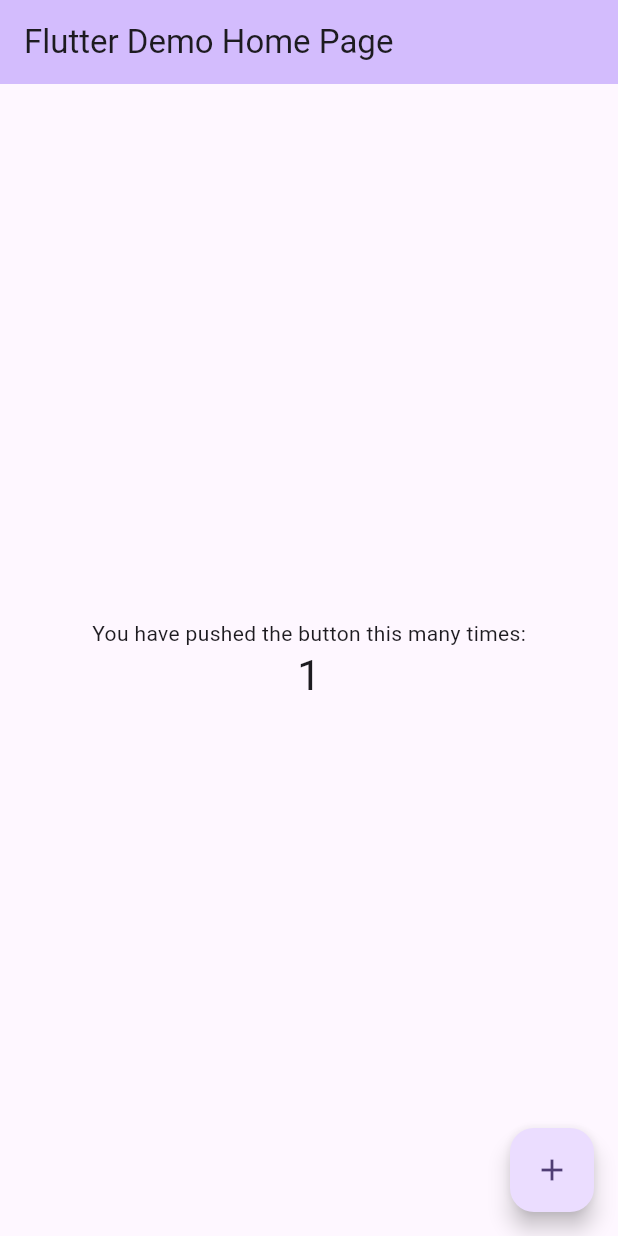
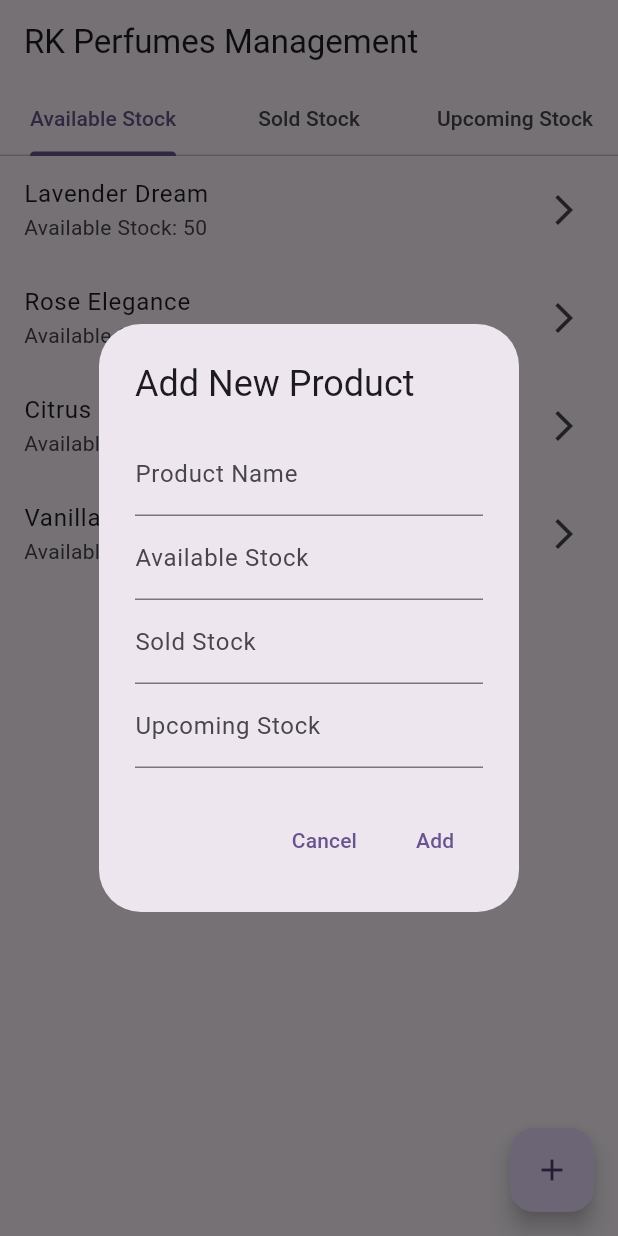
Before and after one commit to could-ai/019a4d49-3e61-77d0-9885-cf05315268d6, a Flutter app: the screen it shows after launch, after a tap on the "add" icon, on a phone screen of 412 x 824 dp. Run offline on Flutter 3.47's test engine with Material 3 defaults, Android fonts, the phone set to English and light mode, and no system bars.

Commit message:
Updated the pubspec.yaml to change the app name to 'rk_perfumes_management_app' and updated the description to reflect the perfume stock management purpose. This ensures the app is properly identified and described for the new functionality.; Completely replaced the main.dart file to set up the app as 'RK Perfumes Management'. This includes importing the new home screen, defining the app class with Material3 theme, and setting the home to the HomeScreen widget. Removed the old counter app logic as it's no longer needed.; Created a new Product model class to represent perfume products. It includes fields for name, available stock, sold stock, and upcoming stock. Added mock data with sample products to demonstrate the app functionality without requiring a database connection yet.; Created the main HomeScreen as a stateful widget with tabbed navigation for Available Stock, Sold Stock, and Upcoming Stock. Each tab displays a list of products showing the relevant stock information. Added a floating action button to open a dialog for adding new products, allowing users to input product name and stock values. This provides the core functionality for managing and viewing stock, with local state management for the product list.

```diff
--- a/usr/lib/main.dart
+++ b/usr/lib/main.dart
@@ -1,120 +1,23 @@
 import 'package:flutter/material.dart';
+import 'screens/home_screen.dart';
 
 void main() {
-  runApp(const MyApp());
+  runApp(const RKPerfumesApp());
 }
 
-class MyApp extends StatelessWidget {
-  const MyApp({super.key});
+class RKPerfumesApp extends StatelessWidget {
+  const RKPerfumesApp({super.key});
 
-  // This widget is the root of your application.
   @override
   Widget build(BuildContext context) {
     return MaterialApp(
-      title: 'Flutter Demo',
+      title: 'RK Perfumes Management',
       debugShowCheckedModeBanner: false,
       theme: ThemeData(
-        // This is the theme of your application.
-        //
-        // TRY THIS: Try running your application with "flutter run". You'll see
-        // the application has a purple toolbar. Then, without quitting the app,
-        // try changing the seedColor in the colorScheme below to Colors.green
-        // and then invoke "hot reload" (save your changes or press the "hot
-        // reload" button in a Flutter-supported IDE, or press "r" if you used
-        // the command line to start the app).
-        //
-        // Notice that the counter didn't reset back to zero; the application
-        // state is not lost during the reload. To reset the state, use hot
-        // restart instead.
-        //
-        // This works for code too, not just values: Most code changes can be
-        // tested with just a hot reload.
         colorScheme: ColorScheme.fromSeed(seedColor: Colors.deepPurple),
+        useMaterial3: true,
       ),
-      home: const MyHomePage(title: 'Flutter Demo Home Page'),
+      home: const HomeScreen(),
     );
   }
 }
-
-class MyHomePage extends StatefulWidget {
-  const MyHomePage({super.key, required this.title});
-
-  // This widget is the home page of your application. It is stateful, meaning
-  // that it has a State object (defined below) that contains fields that affect
-  // how it looks.
-
-  // This class is the configuration for the state. It holds the values (in this
-  // case the title) provided by the parent (in this case the App widget) and
-  // used by the build method of the State. Fields in a Widget subclass are
-  // always marked "final".
-
-  final String title;
-
-  @override
-  State<MyHomePage> createState() => _MyHomePageState();
-}
-
-class _MyHomePageState extends State<MyHomePage> {
-  int _counter = 0;
-
-  void _incrementCounter() {
-    setState(() {
-      // This call to setState tells the Flutter framework that something has
-      // changed in this State, which causes it to rerun the build method below
-      // so that the display can reflect the updated values. If we changed
-      // _counter without calling setState(), then the build method would not be
-      // called again, and so nothing would appear to happen.
-      _counter++;
-    });
-  }
-
-  @override
-  Widget build(BuildContext context) {
-    // This method is rerun every time setState is called, for instance as done
-    // by the _incrementCounter method above.
-    //
-    // The Flutter framework has been optimized to make rerunning build methods
-    // fast, so that you can just rebuild anything that needs updating rather
-    // than having to individually change instances of widgets.
-    return Scaffold(
-      appBar: AppBar(
-        // TRY THIS: Try changing the color here to a specific color (to
-        // Colors.amber, perhaps?) and trigger a hot reload to see the AppBar
-        // change color while the other colors stay the same.
-        backgroundColor: Theme.of(context).colorScheme.inversePrimary,
-        // Here we take the value from the MyHomePage object that was created by
-        // the App.build method, and use it to set our appbar title.
-        title: Text(widget.title),
-      ),
-      body: Center(
-        // Center is a layout widget. It takes a single child and positions it
-        // in the middle of the parent.
-        child: Column(
-          // Column is also a layout widget. It takes a list of children and
-          // arranges them vertically. By default, it sizes itself to fit its
-          // children horizontally, and tries to be as tall as its parent.
-          //
-          // Column has various properties to control how it sizes itself and
-          // how it positions its children. Here we use mainAxisAlignment to
-          // center the children vertically; the main axis here is the vertical
-          // axis because Columns are vertical (the cross axis would be
-          // horizontal).
-          //
-          // TRY THIS: Invoke "debug painting" (choose the "Toggle Debug Paint"
-          // action in the IDE, or press "p" in the console), to see the
-          // wireframe for each widget.
-          mainAxisAlignment: MainAxisAlignment.center,
-          children: <Widget>[
-            const Text('You have pushed the button this many times:'),
-            Text('$_counter', style: Theme.of(context).textTheme.headlineMedium),
-          ],
-        ),
-      ),
-      floatingActionButton: FloatingActionButton(
-        onPressed: _incrementCounter,
-        tooltip: 'Increment',
-        child: const Icon(Icons.add),
-      ), // This trailing comma makes auto-formatting nicer for build methods.
-    );
-  }
-}
--- /dev/null
+++ b/usr/lib/models/product.dart
@@ -0,0 +1,21 @@
+class Product {
+  final String name;
+  final int availableStock;
+  final int soldStock;
+  final int upcomingStock;
+
+  Product({
+    required this.name,
+    required this.availableStock,
+    required this.soldStock,
+    required this.upcomingStock,
+  });
+
+  // Mock data for demonstration
+  static List<Product> mockProducts = [
+    Product(name: 'Lavender Dream', availableStock: 50, soldStock: 20, upcomingStock: 30),
+    Product(name: 'Rose Elegance', availableStock: 40, soldStock: 15, upcomingStock: 25),
+    Product(name: 'Citrus Fresh', availableStock: 60, soldStock: 10, upcomingStock: 20),
+    Product(name: 'Vanilla Bliss', availableStock: 35, soldStock: 25, upcomingStock: 40),
+  ];
+}
--- /dev/null
+++ b/usr/lib/screens/home_screen.dart
@@ -0,0 +1,131 @@
+import 'package:flutter/material.dart';
+import '../models/product.dart';
+
+class HomeScreen extends StatefulWidget {
+  const HomeScreen({super.key});
+
+  @override
+  State<HomeScreen> createState() => _HomeScreenState();
+}
+
+class _HomeScreenState extends State<HomeScreen> {
+  List<Product> products = Product.mockProducts;
+
+  void _addNewProduct(String name, int available, int sold, int upcoming) {
+    setState(() {
+      products.add(Product(
+        name: name,
+        availableStock: available,
+        soldStock: sold,
+        upcomingStock: upcoming,
+      ));
+    });
+  }
+
+  void _showAddProductDialog() {
+    final TextEditingController nameController = TextEditingController();
+    final TextEditingController availableController = TextEditingController();
+    final TextEditingController soldController = TextEditingController();
+    final TextEditingController upcomingController = TextEditingController();
+
+    showDialog(
+      context: context,
+      builder: (context) => AlertDialog(
+        title: const Text('Add New Product'),
+        content: Column(
+          mainAxisSize: MainAxisSize.min,
+          children: [
+            TextField(
+              controller: nameController,
+              decoration: const InputDecoration(labelText: 'Product Name'),
+            ),
+            TextField(
+              controller: availableController,
+              decoration: const InputDecoration(labelText: 'Available Stock'),
+              keyboardType: TextInputType.number,
+            ),
+            TextField(
+              controller: soldController,
+              decoration: const InputDecoration(labelText: 'Sold Stock'),
+              keyboardType: TextInputType.number,
+            ),
+            TextField(
+              controller: upcomingController,
+              decoration: const InputDecoration(labelText: 'Upcoming Stock'),
+              keyboardType: TextInputType.number,
+            ),
+          ],
+        ),
+        actions: [
+          TextButton(
+            onPressed: () => Navigator.of(context).pop(),
+            child: const Text('Cancel'),
+          ),
+          TextButton(
+            onPressed: () {
+              final name = nameController.text;
+              final available = int.tryParse(availableController.text) ?? 0;
+              final sold = int.tryParse(soldController.text) ?? 0;
+              final upcoming = int.tryParse(upcomingController.text) ?? 0;
+              if (name.isNotEmpty) {
+                _addNewProduct(name, available, sold, upcoming);
+                Navigator.of(context).pop();
+              }
+            },
+            child: const Text('Add'),
+          ),
+        ],
+      ),
+    );
+  }
+
+  @override
+  Widget build(BuildContext context) {
+    return DefaultTabController(
+      length: 3,
+      child: Scaffold(
+        appBar: AppBar(
+          title: const Text('RK Perfumes Management'),
+          bottom: const TabBar(
+            tabs: [
+              Tab(text: 'Available Stock'),
+              Tab(text: 'Sold Stock'),
+              Tab(text: 'Upcoming Stock'),
+            ],
+          ),
+        ),
+        body: TabBarView(
+          children: [
+            _buildStockList(products, 'Available'),
+            _buildStockList(products, 'Sold'),
+            _buildStockList(products, 'Upcoming'),
+          ],
+        ),
+        floatingActionButton: FloatingActionButton(
+          onPressed: _showAddProductDialog,
+          tooltip: 'Add Product',
+          child: const Icon(Icons.add),
+        ),
+      ),
+    );
+  }
+
+  Widget _buildStockList(List<Product> products, String type) {
+    return ListView.builder(
+      itemCount: products.length,
+      itemBuilder: (context, index) {
+        final product = products[index];
+        final stockValue = type == 'Available'
+            ? product.availableStock
+            : type == 'Sold'
+                ? product.soldStock
+                : product.upcomingStock;
+        return ListTile(
+          title: Text(product.name),
+          subtitle: Text('$type Stock: $stockValue'),
+          trailing: const Icon(Icons.arrow_forward_ios),
+        );
+      },
+    );
+  }
+}
--- a/usr/pubspec.yaml
+++ b/usr/pubspec.yaml
@@ -1,5 +1,5 @@
-name: couldai_user_app
-description: "A new Flutter project."
+name: rk_perfumes_management_app
+description: "A Flutter app for managing RK Perfumes stock, including product names, available stock, sold stock, and upcoming stock."
 # The following line prevents the package from being accidentally published to
 # pub.dev using `flutter pub publish`. This is preferred for private packages.
 publish_to: 'none' # Remove this line if you wish to publish to pub.dev
```
